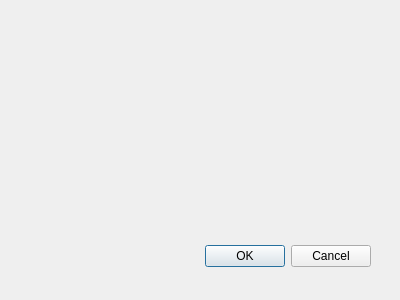
First picture: the form in printareaconfigdialog.ui, repository Bahamuttg/PiRinter3D, before the edit.
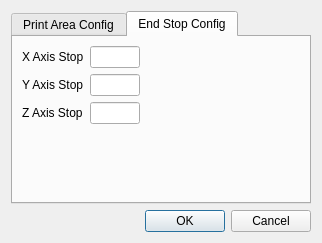
Second picture: the form after the edit. The open tabs and pages were chosen to show the change.

Diff of the .ui file:
```diff
--- a/printareaconfigdialog.ui
+++ b/printareaconfigdialog.ui
@@ -8,29 +8,201 @@
    <rect>
     <x>0</x>
     <y>0</y>
-    <width>400</width>
-    <height>300</height>
+    <width>322</width>
+    <height>243</height>
    </rect>
   </property>
   <property name="windowTitle">
    <string>Dialog</string>
   </property>
-  <widget name="buttonBox" class="QDialogButtonBox">
-   <property name="geometry">
-    <rect>
-     <x>30</x>
-     <y>240</y>
-     <width>341</width>
-     <height>32</height>
-    </rect>
-   </property>
-   <property name="orientation">
-    <enum>Qt::Horizontal</enum>
-   </property>
-   <property name="standardButtons">
-    <set>QDialogButtonBox::Cancel|QDialogButtonBox::Ok</set>
-   </property>
-  </widget>
+  <layout class="QVBoxLayout" name="verticalLayout">
+   <item>
+    <layout class="QGridLayout" name="gridLayout">
+     <item row="1" column="0">
+      <widget class="QDialogButtonBox" name="buttonBox">
+       <property name="orientation">
+        <enum>Qt::Horizontal</enum>
+       </property>
+       <property name="standardButtons">
+        <set>QDialogButtonBox::Cancel|QDialogButtonBox::Ok</set>
+       </property>
+      </widget>
+     </item>
+     <item row="0" column="0">
+      <widget class="QTabWidget" name="tabWidget">
+       <property name="currentIndex">
+        <number>0</number>
+       </property>
+       <widget class="QWidget" name="tabPrintArea">
+        <attribute name="title">
+         <string>Print Area Config</string>
+        </attribute>
+        <layout class="QGridLayout" name="gridLayout_2">
+         <item row="0" column="1">
+          <spacer name="horizontalSpacer">
+           <property name="orientation">
+            <enum>Qt::Horizontal</enum>
+           </property>
+           <property name="sizeHint" stdset="0">
+            <size>
+             <width>40</width>
+             <height>20</height>
+            </size>
+           </property>
+          </spacer>
+         </item>
+         <item row="1" column="0">
+          <spacer name="verticalSpacer">
+           <property name="orientation">
+            <enum>Qt::Vertical</enum>
+           </property>
+           <property name="sizeHint" stdset="0">
+            <size>
+             <width>20</width>
+             <height>40</height>
+            </size>
+           </property>
+          </spacer>
+         </item>
+         <item row="0" column="0">
+          <layout class="QFormLayout" name="formLayout">
+           <property name="fieldGrowthPolicy">
+            <enum>QFormLayout::AllNonFixedFieldsGrow</enum>
+           </property>
+           <item row="0" column="0">
+            <widget class="QLabel" name="lengthLabel">
+             <property name="text">
+              <string>Bed Length</string>
+             </property>
+            </widget>
+           </item>
+           <item row="0" column="1">
+            <widget class="QSpinBox" name="seLength">
+             <property name="maximum">
+              <number>999999</number>
+             </property>
+            </widget>
+           </item>
+           <item row="1" column="0">
+            <widget class="QLabel" name="widthLabel">
+             <property name="text">
+              <string>Bed Width</string>
+             </property>
+            </widget>
+           </item>
+           <item row="1" column="1">
+            <widget class="QSpinBox" name="seWidth">
+             <property name="maximum">
+              <number>999999</number>
+             </property>
+            </widget>
+           </item>
+          </layout>
+         </item>
+        </layout>
+       </widget>
+       <widget class="QWidget" name="tabEndStops">
+        <attribute name="title">
+         <string>End Stop Config</string>
+        </attribute>
+        <layout class="QGridLayout" name="gridLayout_3">
+         <item row="0" column="1">
+          <spacer name="horizontalSpacer_2">
+           <property name="orientation">
+            <enum>Qt::Horizontal</enum>
+           </property>
+           <property name="sizeHint" stdset="0">
+            <size>
+             <width>40</width>
+             <height>20</height>
+            </size>
+           </property>
+          </spacer>
+         </item>
+         <item row="0" column="0">
+          <layout class="QFormLayout" name="formLayout_2">
+           <item row="0" column="0">
+            <widget class="QLabel" name="xAxisStopLabel">
+             <property name="text">
+              <string>X Axis Stop</string>
+             </property>
+            </widget>
+           </item>
+           <item row="0" column="1">
+            <widget class="QLineEdit" name="txtXStop">
+             <property name="maximumSize">
+              <size>
+               <width>50</width>
+               <height>16777215</height>
+              </size>
+             </property>
+             <property name="inputMask">
+              <string>00</string>
+             </property>
+            </widget>
+           </item>
+           <item row="1" column="0">
+            <widget class="QLabel" name="yAxisStopLabel">
+             <property name="text">
+              <string>Y Axis Stop</string>
+             </property>
+            </widget>
+           </item>
+           <item row="1" column="1">
+            <widget class="QLineEdit" name="txtYStop">
+             <property name="maximumSize">
+              <size>
+               <width>50</width>
+               <height>16777215</height>
+              </size>
+             </property>
+             <property name="inputMask">
+              <string>00</string>
+             </property>
+            </widget>
+           </item>
+           <item row="2" column="0">
+            <widget class="QLabel" name="zAxisStopLabel">
+             <property name="text">
+              <string>Z Axis Stop</string>
+             </property>
+            </widget>
+           </item>
+           <item row="2" column="1">
+            <widget class="QLineEdit" name="txtZStop">
+             <property name="maximumSize">
+              <size>
+               <width>50</width>
+               <height>16777215</height>
+              </size>
+             </property>
+             <property name="inputMask">
+              <string>00</string>
+             </property>
+            </widget>
+           </item>
+          </layout>
+         </item>
+         <item row="1" column="0">
+          <spacer name="verticalSpacer_2">
+           <property name="orientation">
+            <enum>Qt::Vertical</enum>
+           </property>
+           <property name="sizeHint" stdset="0">
+            <size>
+             <width>20</width>
+             <height>40</height>
+            </size>
+           </property>
+          </spacer>
+         </item>
+        </layout>
+       </widget>
+      </widget>
+     </item>
+    </layout>
+   </item>
+  </layout>
  </widget>
  <pixmapfunction/>
  <resources/>
```
Left out of the diff: 7 changed lines with no effect on the pictures.
